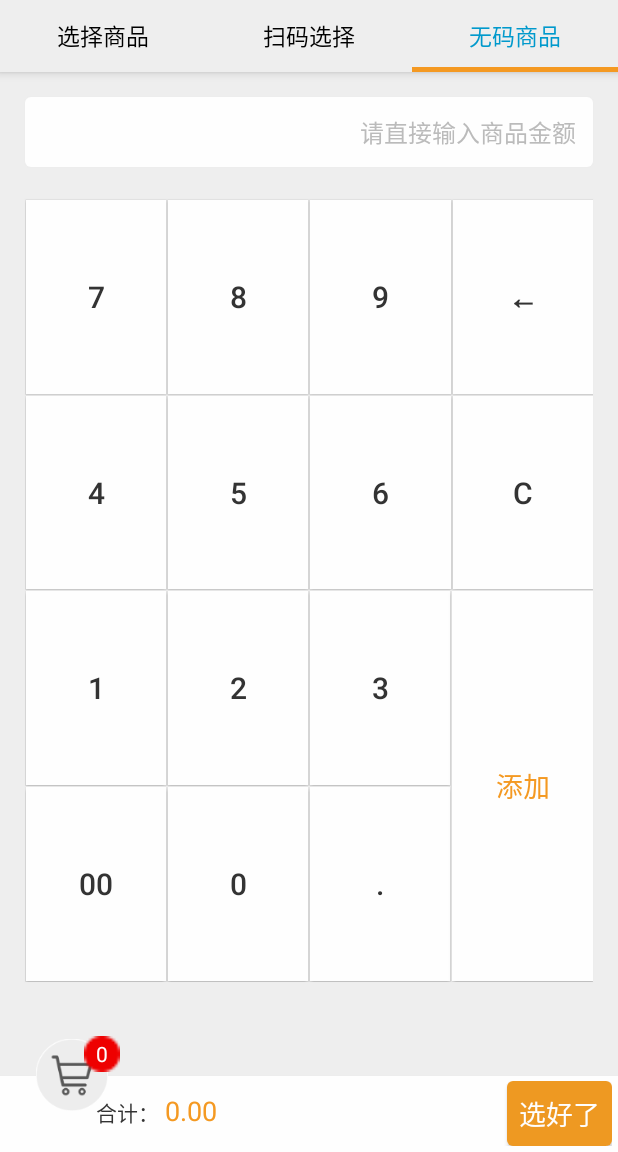
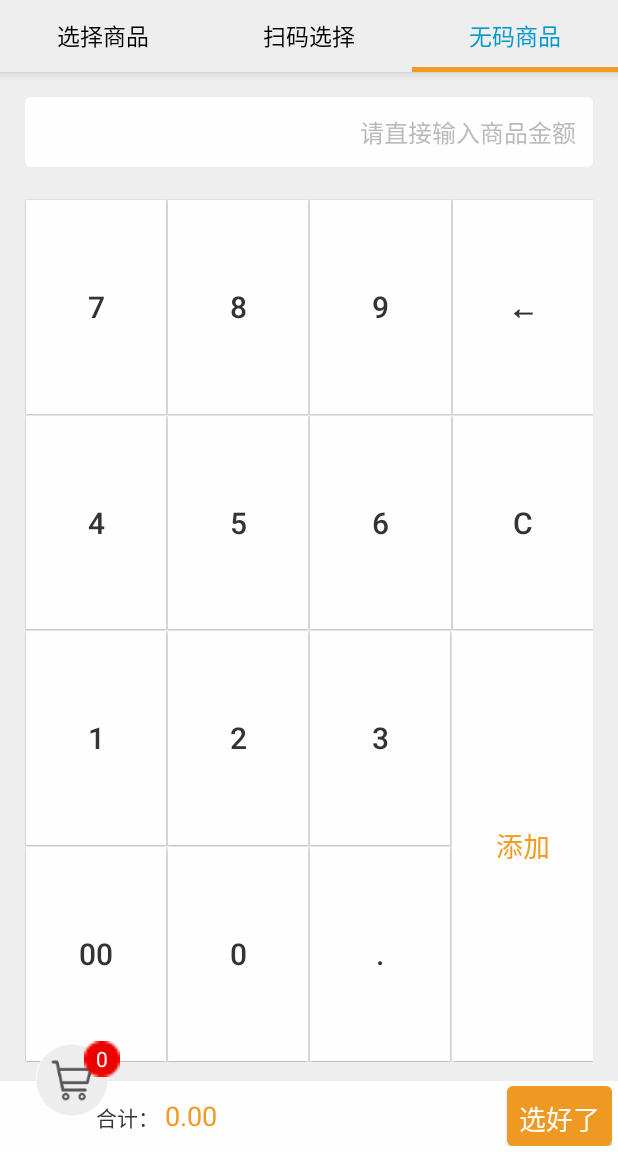
Before and after one commit to damo2/test001, an Android app: the CashOrderActivity screen opened directly, with no data from a screen before it, tab 3 chosen, on a phone screen of 412 x 824 dp, the part 84-1236 px from its top. Run offline under Robolectric (Android 15) with nearby library versions, the light colour scheme and no system bars; libraries missing offline, so code that uses them is left out: com.squareup.leakcanary, com.umeng.analytics; 10 statements that could not run were skipped.

```diff
--- a/app/src/main/java/com/shwm/freshmallpos/activity/MainActivity.java
+++ b/app/src/main/java/com/shwm/freshmallpos/activity/MainActivity.java
@@ -96,7 +96,8 @@ public class MainActivity extends BaseActivity {
         bottomNavigationBar.setMode(BottomNavigationBar.MODE_FIXED);
         bottomNavigationBar
                 .setBackgroundStyle(BottomNavigationBar.BACKGROUND_STYLE_STATIC);
-        bottomNavigationBar.addItem(new BottomNavigationItem(R.drawable.selector_main_tab_cash, getString(R.string.main_tab_cash)).setActiveColorResource(R.color.bg_orange))
+        bottomNavigationBar
+                .addItem(new BottomNavigationItem(R.drawable.selector_main_tab_cash, getString(R.string.main_tab_cash)).setActiveColorResource(R.color.bg_orange))
                 .addItem(new BottomNavigationItem(R.drawable.selector_main_tab_order, getString(R.string.main_tab_order)).setActiveColorResource(R.color.bg_orange))
                 .addItem(new BottomNavigationItem(R.drawable.selector_main_tab_my, getString(R.string.main_tab_my)).setActiveColorResource(R.color.bg_orange))
                 .setFirstSelectedPosition(0)
--- a/app/src/main/java/com/shwm/freshmallpos/adapter/MemberAdapter.java
+++ b/app/src/main/java/com/shwm/freshmallpos/adapter/MemberAdapter.java
@@ -116,7 +116,7 @@ public class MemberAdapter extends Adapter<ViewHolder> {
 		public void onClick(View view) {
 			// TODO Auto-generated method stub
 			if (iOnItemClickListener != null) {
-				iOnItemClickListener.onItemClick(view, null, getPosition());
+				iOnItemClickListener.onItemClick(view, null, getAdapterPosition());
 			}
 		}
 	}
--- a/app/src/main/java/com/shwm/freshmallpos/base/ApplicationMy.java
+++ b/app/src/main/java/com/shwm/freshmallpos/base/ApplicationMy.java
@@ -130,5 +130,4 @@ public class ApplicationMy extends Application {
         }
         return mOkHttpClient;
     }
-
 }
--- a/app/src/main/res/layout/activity_cash_order.xml
+++ b/app/src/main/res/layout/activity_cash_order.xml
@@ -5,21 +5,18 @@
                                                  android:layout_height="match_parent"
                                                  style="@style/BaseView">
 
-    <RelativeLayout
-        android:layout_width="match_parent"
-        android:layout_height="match_parent">
 
     <android.support.design.widget.AppBarLayout
         android:id="@+id/appbar_cashOrder"
         android:layout_width="match_parent"
-            android:layout_height="wrap_content"
-            android:theme="@style/ThemeOverlay.AppCompat.Dark.ActionBar">
-
+        android:layout_height="wrap_content">
+        <!-- 添加可滚动隐藏和显示  app:layout_scrollFlags="scroll|enterAlways"-->
         <android.support.v7.widget.Toolbar
             android:id="@+id/toolbar_cashOrder"
             android:layout_width="match_parent"
             android:layout_height="wrap_content"
-                app:theme="@style/AppTheme.AppBarOverlay">
+            app:theme="@style/AppTheme.AppBarOverlay"
+            app:layout_scrollFlags="scroll|enterAlways">
         </android.support.v7.widget.Toolbar>
 
         <android.support.design.widget.TabLayout
@@ -42,13 +39,18 @@
         android:id="@+id/viewpager_cashOrder"
         android:layout_width="match_parent"
         android:layout_height="match_parent"
-            android:layout_above="@+id/rl_cashOrder_cart"
-            android:layout_below="@+id/appbar_cashOrder"/>
+        app:layout_behavior="@string/appbar_scrolling_view_behavior"
+        android:layout_marginBottom="@dimen/cashOrder_cart_Height"/>
+
+    <RelativeLayout
+        android:layout_width="match_parent"
+        android:layout_height="wrap_content"
+        android:layout_gravity="bottom" >
 
         <RelativeLayout
             android:id="@+id/rl_cashOrder_cart"
             android:layout_width="match_parent"
-            android:layout_height="wrap_content"
+            android:layout_height="@dimen/cashOrder_cart_Height"
             android:layout_alignParentBottom="true"
             android:background="@drawable/d_line_top_grays_whitebg"
             android:padding="@dimen/default_4">
@@ -56,7 +58,7 @@
             <RelativeLayout
                 android:id="@+id/rl_cashOrder_bottom"
                 android:layout_width="match_parent"
-                android:layout_height="wrap_content"
+                android:layout_height="@dimen/cashOrder_cart_Height"
                 android:layout_toLeftOf="@+id/btn_cashOrer_tosubmitOrder"
                 android:minHeight="@dimen/cashOrder_cart_bottom_Hmin">
 
@@ -103,7 +105,6 @@
             android:layout_width="@dimen/cashOrder_bottom_cartW"
             android:layout_height="wrap_content"
             android:layout_above="@+id/rl_cashOrder_cart"
-            android:layout_centerVertical="true"
             android:layout_marginBottom="-24dp">
 
             <ImageView
--- a/app/src/main/res/layout/fragment_cashorder_food.xml
+++ b/app/src/main/res/layout/fragment_cashorder_food.xml
@@ -10,6 +10,7 @@
         android:layout_width="0dp"
         android:layout_height="match_parent"
         android:layout_weight="2"
+        app:layout_behavior="@string/appbar_scrolling_view_behavior"
         android:background="@color/bg_default" />
 
     <android.support.v4.widget.SwipeRefreshLayout
@@ -22,6 +23,7 @@
             android:id="@+id/rv_cashorder_food_right"
             android:layout_width="match_parent"
             android:layout_height="match_parent"
+            app:layout_behavior="@string/appbar_scrolling_view_behavior"
             android:background="@color/white" />
     </android.support.v4.widget.SwipeRefreshLayout>
 
```
Also changed, not shown: app/src/main/java/com/shwm/freshmallpos/adapter/MainOrderAdapter.java (+20 -11 lines), app/src/main/java/com/shwm/freshmallpos/util/ColorUtil.java (added, +13 -0 lines), app/src/main/java/com/shwm/freshmallpos/util/StringFormatUtil.java (+6 -8 lines). Lines whose indentation alone changed are shown as unchanged.
